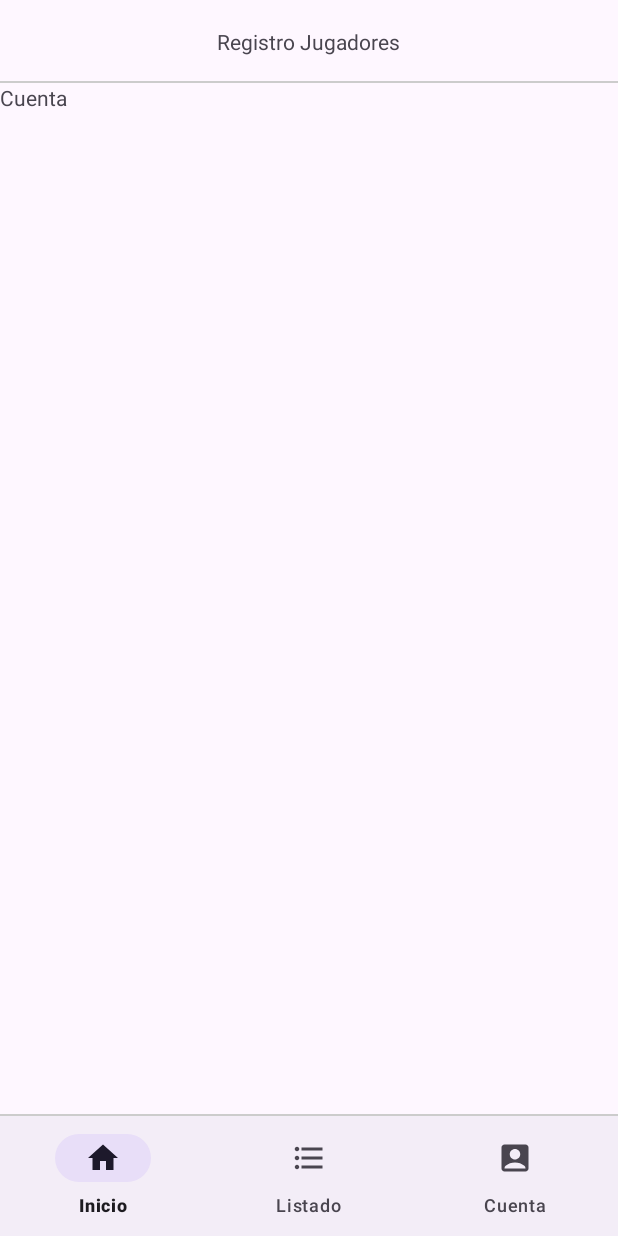
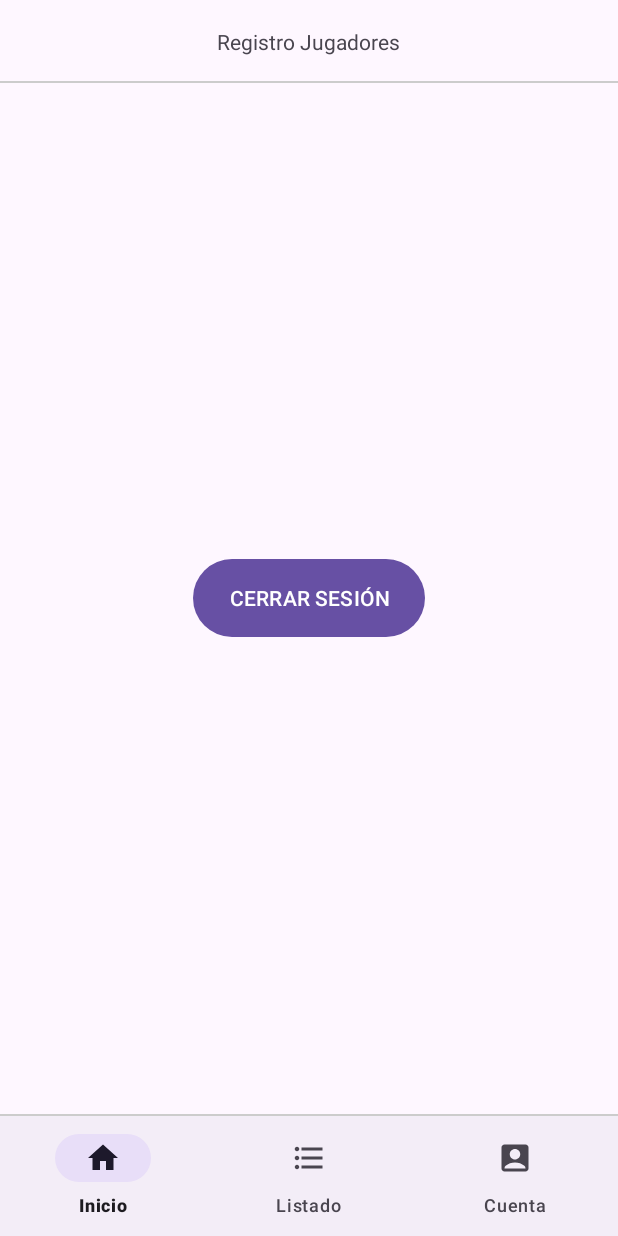
Before and after one commit to jesuscaballerozamalloa/examen_final, an Android app: the fragment Fragment_Cuenta placed in its activity, on a phone screen of 412 x 824 dp. Run offline under Robolectric (Android 15) with nearby library versions, the phone set to English and light mode, and no system bars; our stand-ins replace Firebase (no records; nobody signed in at launch, a user with empty details on screens opened directly).

Commit message:
Inicio y Cierre de Sesion

```diff
--- a/app/src/main/java/com/example/practica02_ruizcoloma/Fragmentos/Fragment_Cuenta.kt
+++ b/app/src/main/java/com/example/practica02_ruizcoloma/Fragmentos/Fragment_Cuenta.kt
@@ -1,60 +1,44 @@
 package com.example.practica02_ruizcoloma.Fragmentos
 
+import android.content.Context
+import android.content.Intent
 import android.os.Bundle
-import androidx.fragment.app.Fragment
 import android.view.LayoutInflater
 import android.view.View
 import android.view.ViewGroup
-import com.example.practica02_ruizcoloma.R
+import androidx.fragment.app.Fragment
+import com.example.practica02_ruizcoloma.Opciones_Login
+import com.example.practica02_ruizcoloma.databinding.FragmentCuentaBinding
+import com.google.firebase.auth.FirebaseAuth
 
-// TODO: Rename parameter arguments, choose names that match
-// the fragment initialization parameters, e.g. ARG_ITEM_NUMBER
-private const val ARG_PARAM1 = "param1"
-private const val ARG_PARAM2 = "param2"
+class Fragment_Cuenta : Fragment() {
+    private lateinit var binding:FragmentCuentaBinding
+    private lateinit var  firebaseAuth: FirebaseAuth
+    private lateinit var mContext: Context
 
-/**
- * A simple [Fragment] subclass.
- * Use the [Fragment_Cuenta.newInstance] factory method to
- * create an instance of this fragment.
- */
-class Fragment_Cuenta : Fragment() {
-    // TODO: Rename and change types of parameters
-    private var param1: String? = null
-    private var param2: String? = null
-
-    override fun onCreate(savedInstanceState: Bundle?) {
-        super.onCreate(savedInstanceState)
-        arguments?.let {
-            param1 = it.getString(ARG_PARAM1)
-            param2 = it.getString(ARG_PARAM2)
-        }
+    override fun onAttach(context: Context) {
+        mContext = context
+        super.onAttach(context)
     }
 
     override fun onCreateView(
         inflater: LayoutInflater, container: ViewGroup?,
         savedInstanceState: Bundle?
     ): View? {
-        // Inflate the layout for this fragment
-        return inflater.inflate(R.layout.fragment__cuenta, container, false)
+        binding = FragmentCuentaBinding.inflate(layoutInflater, container, false)
+        return binding.root
     }
 
-    companion object {
-        /**
-         * Use this factory method to create a new instance of
-         * this fragment using the provided parameters.
-         *
-         * @param param1 Parameter 1.
-         * @param param2 Parameter 2.
-         * @return A new instance of fragment Fragment_Cuenta.
-         */
-        // TODO: Rename and change types and number of parameters
-        @JvmStatic
-        fun newInstance(param1: String, param2: String) =
-            Fragment_Cuenta().apply {
-                arguments = Bundle().apply {
-                    putString(ARG_PARAM1, param1)
-                    putString(ARG_PARAM2, param2)
-                }
-            }
+    override fun onViewCreated(view: View, savedInstanceState: Bundle?){
+        super.onViewCreated(view, savedInstanceState)
+
+        firebaseAuth = FirebaseAuth.getInstance()
+
+        binding.BtnCerrarSesion.setOnClickListener {
+            firebaseAuth.signOut()
+            startActivity(Intent(mContext, Opciones_Login:: class.java))
+            activity?.finishAffinity()
+        }
     }
+
 }
--- a/app/src/main/res/layout/fragment__cuenta.xml
+++ b/app/src/main/res/layout/fragment__cuenta.xml
@@ -1,14 +1,18 @@
 <?xml version="1.0" encoding="utf-8"?>
-<FrameLayout xmlns:android="http://schemas.android.com/apk/res/android"
+<RelativeLayout xmlns:android="http://schemas.android.com/apk/res/android"
     xmlns:tools="http://schemas.android.com/tools"
     android:layout_width="match_parent"
     android:layout_height="match_parent"
     tools:context=".Fragmentos.Fragment_Cuenta">
 
-    <!-- TODO: Update blank fragment layout -->
-    <TextView
-        android:layout_width="match_parent"
-        android:layout_height="match_parent"
-        android:text="Cuenta"/>
+    <com.google.android.material.button.MaterialButton
+        android:id="@+id/Btn_cerrar_sesion"
+        android:layout_width="wrap_content"
+        android:layout_height="@dimen/m_button_heigth"
+        android:layout_centerInParent="true"
+        android:textAllCaps="true"
+        android:text="@string/Btn_cerrar_sesion">
 
-</FrameLayout>
+    </com.google.android.material.button.MaterialButton>
+
+</RelativeLayout>
--- a/app/src/main/res/values/strings.xml
+++ b/app/src/main/res/values/strings.xml
@@ -18,6 +18,8 @@
     <string name="Et_repeat_password">Repetir contraseña</string>
     <string name="Btn_registrar">Registrar usuario</string>
 
+    <string name="Btn_cerrar_sesion">Cerrar Sesión</string>
+
     <!-- TODO: Remove or change this placeholder text -->
     <string name="hello_blank_fragment">Hello blank fragment</string>
 </resources>
```
Also changed, not shown: app/src/main/java/com/example/practica02_ruizcoloma/Login/LoginActivity.kt (+69 -0 lines).
